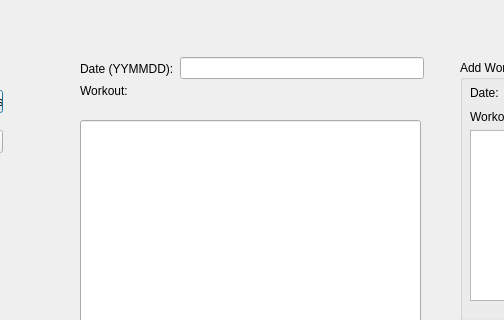
The window that workoutwindow.ui (hannajohanssson/TraniningsDagbok) describes before a commit, drawn with Qt 5; both pictures show x 110 to 614 and y 0 to 320 of the 838 by 460 pixel window.
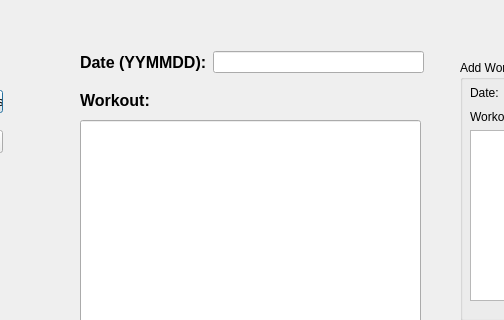
The same window after the commit.

Patch:
```diff
--- a/workoutwindow.ui
+++ b/workoutwindow.ui
@@ -45,12 +45,19 @@
      <x>190</x>
      <y>32</y>
      <width>344</width>
-     <height>73</height>
+     <height>61</height>
     </rect>
    </property>
    <layout class="QHBoxLayout" name="horizontalLayout_2">
     <item>
      <widget class="QLabel" name="label_date">
+      <property name="font">
+       <font>
+        <pointsize>12</pointsize>
+        <weight>75</weight>
+        <bold>true</bold>
+       </font>
+      </property>
       <property name="text">
        <string>Date (YYMMDD):</string>
       </property>
@@ -65,11 +72,18 @@
    <property name="geometry">
     <rect>
      <x>190</x>
-     <y>80</y>
+     <y>90</y>
      <width>81</width>
      <height>21</height>
     </rect>
    </property>
+   <property name="font">
+    <font>
+     <pointsize>12</pointsize>
+     <weight>75</weight>
+     <bold>true</bold>
+    </font>
+   </property>
    <property name="text">
     <string>Workout:</string>
    </property>
```
